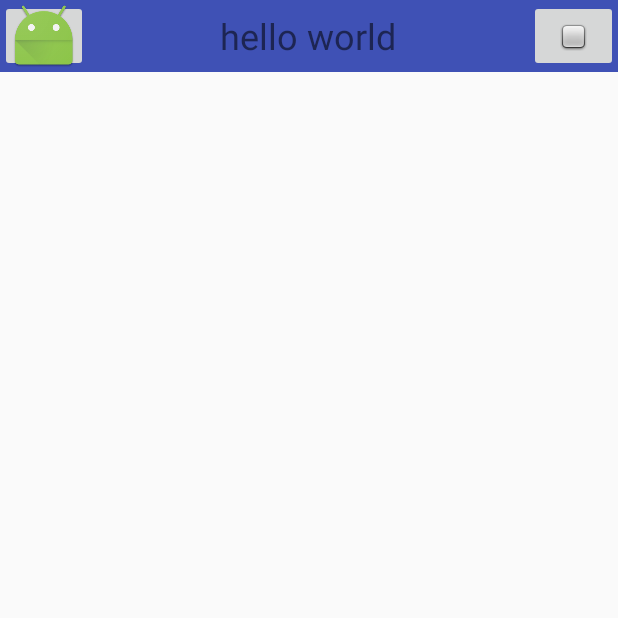
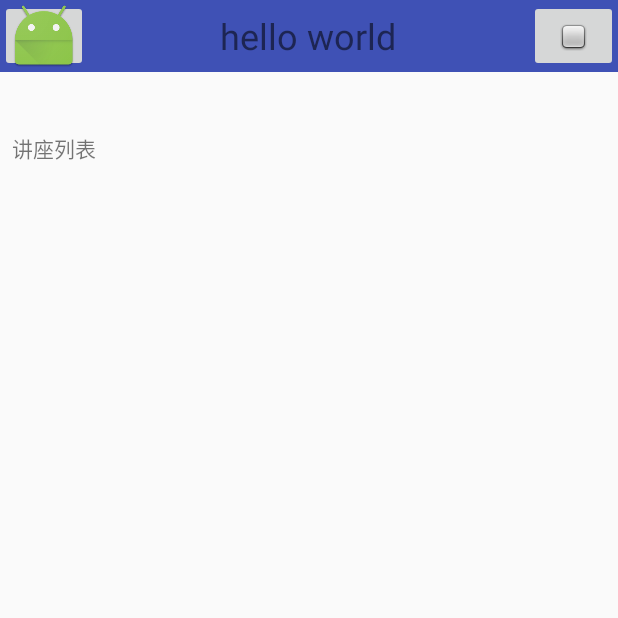
Before and after one commit to UltramanGaia/UniversityLecture, an Android app: the screen it shows after launch (MainActivity), after a tap on an icon or button, on a phone screen of 412 x 824 dp, the top half of it. Run offline under Robolectric (Android 15) with nearby library versions, the phone set to English and light mode, and no system bars; 3 other taps on this screen came first.

Commit message:
check banch

```diff
--- a/app/src/main/java/com/universitylecture/universitylecture/LectureAdapter.java
+++ b/app/src/main/java/com/universitylecture/universitylecture/LectureAdapter.java
@@ -13,7 +13,7 @@ import java.util.List;
 /**
  * Created by fengqingyundan on 2017/5/28.
  */
-
+//为了使用Listview而建立的容器类
 public class LectureAdapter extends ArrayAdapter<Lecture> {
     private int resourceId;
 
--- a/app/src/main/java/com/universitylecture/universitylecture/MyLectureFragment.java
+++ b/app/src/main/java/com/universitylecture/universitylecture/MyLectureFragment.java
@@ -5,6 +5,9 @@ import android.app.Fragment;
 import android.view.LayoutInflater;
 import android.view.View;
 import android.view.ViewGroup;
+import android.widget.ListView;
+
+import java.util.List;
 
 
 public class MyLectureFragment extends Fragment {
@@ -13,7 +16,17 @@ public class MyLectureFragment extends Fragment {
     public View onCreateView(LayoutInflater inflater, ViewGroup container,
                              Bundle savedInstanceState) {
         // Inflate the layout for this fragment
-        return inflater.inflate(R.layout.fragment_my_lecture, container, false);
+
+        LectureSystem lectureSystem = LectureSystem.getLectureSystem();
+        List schools = lectureSystem.getSchools();
+        School school = (School) schools.get(0);
+        List lectures = school.getLectures();
+
+        LectureAdapter adapter = new LectureAdapter( getActivity() , R.layout.lecture_item , lectures );
+        View view = inflater.inflate(R.layout.fragment_my_lecture, container, false);
+        ListView myLectures = (ListView) view.findViewById(R.id.lectures_of_myLectures);
+        myLectures.setAdapter(adapter);
+        return view;
     }
 
 }
--- a/app/src/main/res/layout/fragment_lecture_list.xml
+++ b/app/src/main/res/layout/fragment_lecture_list.xml
@@ -3,10 +3,12 @@
     android:orientation="vertical" android:layout_width="match_parent"
     android:layout_height="match_parent">
 
-    <ListView
+    <TextView
         android:id="@+id/lectures_of_lecture_list"
-        android:layout_width="wrap_content"
-        android:layout_height="match_parent"></ListView>
+        android:layout_width="match_parent"
+        android:layout_height="wrap_content"
+        android:text="讲座列表"></TextView>
+
 
 
 </LinearLayout>
--- a/app/src/main/res/layout/fragment_my_lecture.xml
+++ b/app/src/main/res/layout/fragment_my_lecture.xml
@@ -3,12 +3,10 @@
     android:orientation="vertical" android:layout_width="match_parent"
     android:layout_height="match_parent">
 
-    <TextView
-        android:id="@+id/textView"
+    <ListView
+        android:id="@+id/lectures_of_myLectures"
         android:layout_width="match_parent"
-        android:layout_height="wrap_content"
-        android:text="我的讲座"
-        android:layout_gravity="center"/>
+        android:layout_height="match_parent"></ListView>
 
 
 </LinearLayout>
```
Also changed, not shown: 1 other file.
